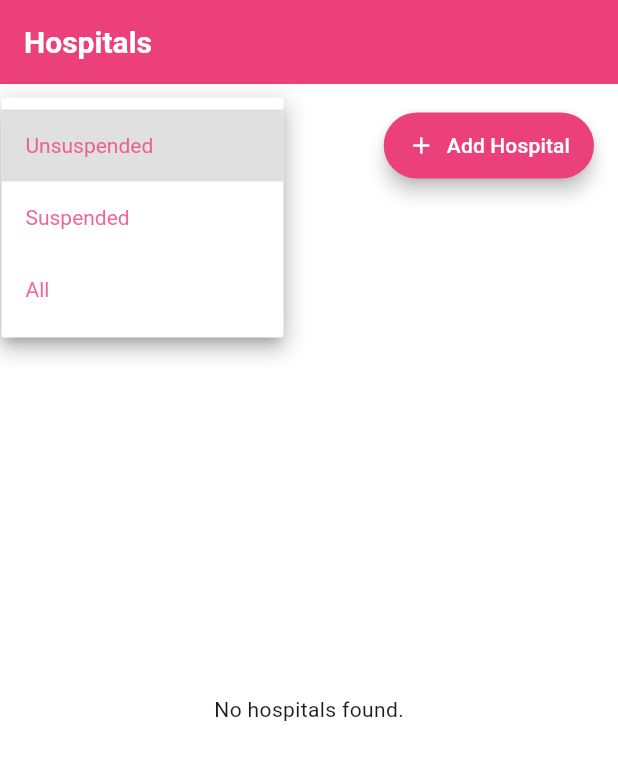
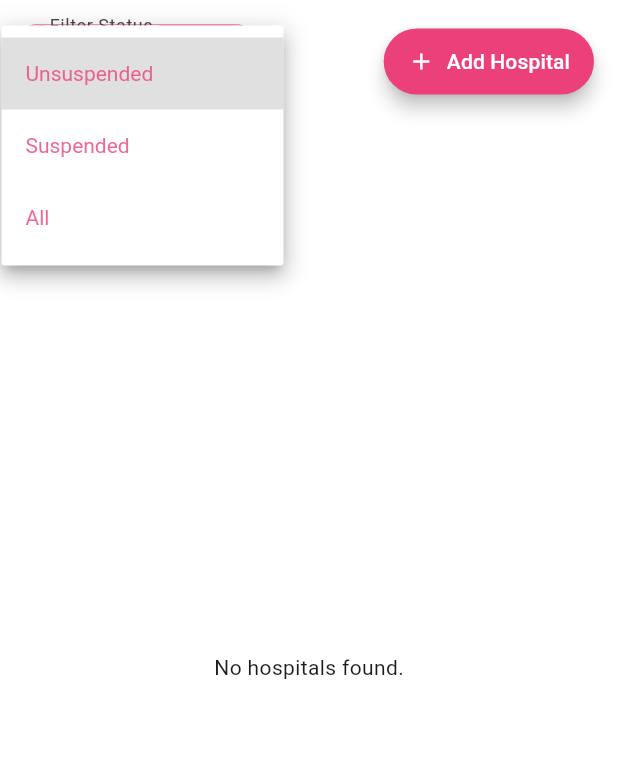
Before and after one commit to Abd210/cancer_project, a Flutter app: the HospitalsPage screen opened directly with empty values, after a tap on "Unsuspended", on a phone screen of 412 x 824 dp. Shown: the top 760 px of the screen. Run offline on Flutter 3.47's test engine with Material 3 defaults, Android fonts, the phone set to English and light mode, and no system bars; our stand-ins replace fluttertoast; network calls fail.

Commit message:
lock in gang

```diff
--- a/frontend/lib/pages/superadmin/view_admins/view_admins_page.dart
+++ b/frontend/lib/pages/superadmin/view_admins/view_admins_page.dart
@@ -632,6 +632,10 @@ class _AdminsPageState extends State<AdminsPage> {
                   }
                   // Note: _fetchAdmins() already manages _isLoading state
                 },
+                style: ElevatedButton.styleFrom(
+                  backgroundColor: const Color(0xFFEC407A),
+                  foregroundColor: Colors.white,
+                ),
                 child: const Text('Create Admin'),
               ),
             ],
--- a/frontend/lib/pages/superadmin/view_hospitals/view_hospitals_page.dart
+++ b/frontend/lib/pages/superadmin/view_hospitals/view_hospitals_page.dart
@@ -379,11 +379,7 @@ class _HospitalsPageState extends State<HospitalsPage> {
     }
 
     return Scaffold(
-      appBar: AppBar(
-        title: const Text('Hospitals'),
-        backgroundColor: const Color(0xFFEC407A), // Pink theme color
-        foregroundColor: Colors.white, // White text
-      ),
+
       body: Padding(
         padding: const EdgeInsets.all(16),
         child: Column(children: [
--- a/frontend/lib/shared/theme/app_theme.dart
+++ b/frontend/lib/shared/theme/app_theme.dart
@@ -29,6 +29,7 @@ class AppTheme {
       elevatedButtonTheme: ElevatedButtonThemeData(
         style: ElevatedButton.styleFrom(
           backgroundColor: primaryColor,
+          foregroundColor: Colors.white,
           shape: RoundedRectangleBorder(
             borderRadius: BorderRadius.circular(30),
           ),
```
